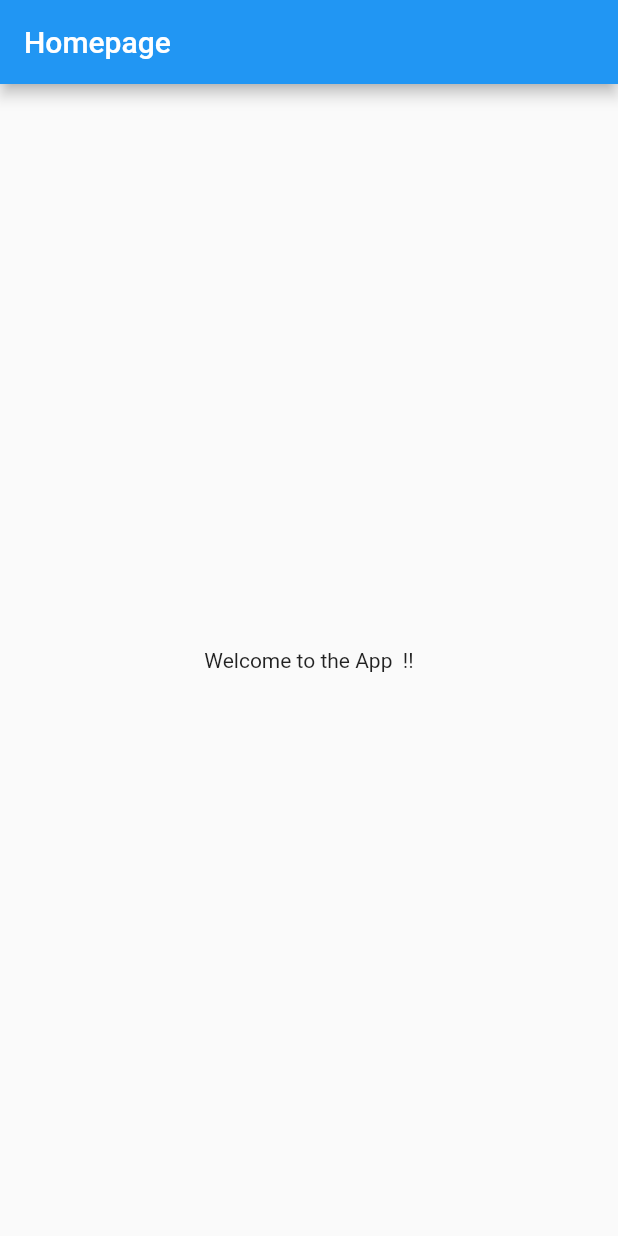
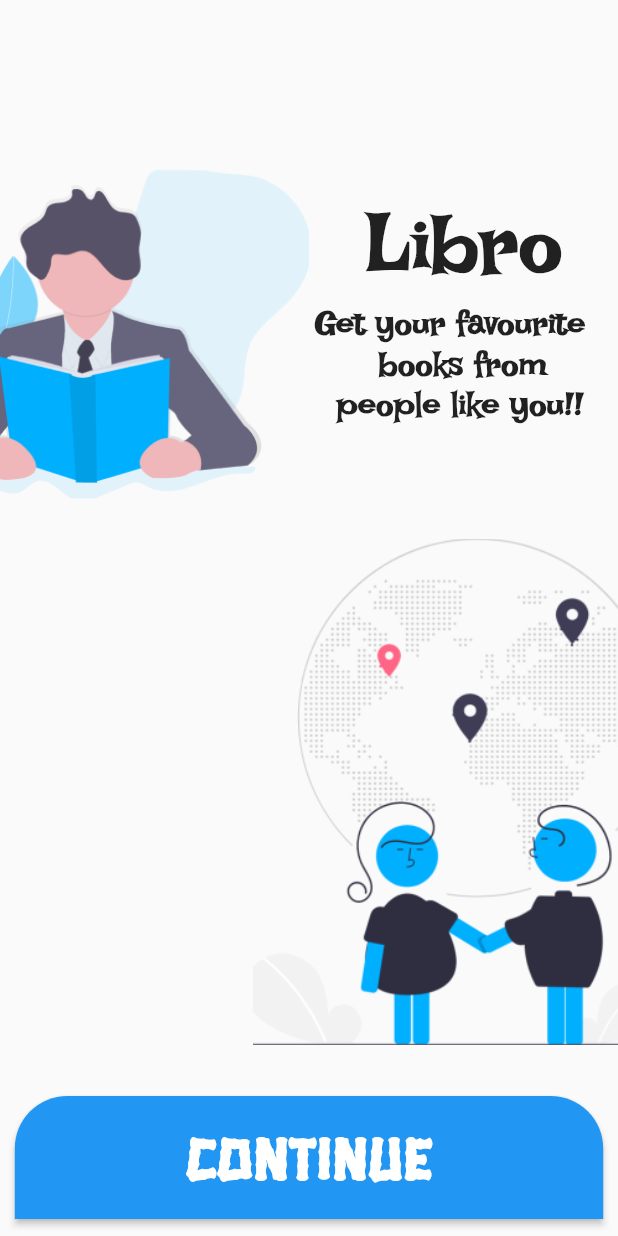
Before and after one commit to infiniteoverflow/Libro, a Flutter app: the screen it shows after launch, on a phone screen of 412 x 824 dp. Run offline on Flutter 3.47's test engine with Material 2 defaults, Android fonts, the phone set to English and light mode, and no system bars.

Commit message:
Added Introduction Screen (#12)
* Added Introduction Screen

* Added Introduction Screen

Co-authored-by: Sumit <didhatesumit@gmail.com>

```diff
--- /dev/null
+++ b/lib/Screens/intro_screen.dart
@@ -0,0 +1,99 @@
+import 'package:flutter/material.dart';
+
+class Introduction extends StatefulWidget{
+  @override
+  State<StatefulWidget> createState() {
+    return IntroductionState();
+  }
+}
+
+class IntroductionState extends State<Introduction>{
+  @override
+  Widget build(BuildContext context) {
+    return Scaffold(
+      body: Padding(
+            padding: const EdgeInsets.only(top: 50),
+            child: SingleChildScrollView(
+              child: Column(
+                children: [
+                  SizedBox(height:MediaQuery.of(context).size.height * 0.075),
+                  Row(
+                    crossAxisAlignment: CrossAxisAlignment.start,
+                    children: [
+                      Padding(
+                        padding: const EdgeInsets.only(top: 0,left: 00),
+                        child: Container(
+                          height: MediaQuery.of(context).size.height * 0.27,
+                          width: MediaQuery.of(context).size.width* 0.5,
+                          decoration: BoxDecoration(
+                              image: DecorationImage(
+                                image: AssetImage("assets/images/Reading 1.png"),
+                                fit: BoxFit.cover,
+                              )
+                          ),
+                        ),
+                      ),
+                      SizedBox(
+                        width: MediaQuery.of(context).size.width*0.01,
+                      ),
+                      Expanded(
+                        child: Column(
+                          crossAxisAlignment: CrossAxisAlignment.start,
+                          children: [
+                            SizedBox(height: MediaQuery.of(context).size.height * 0.02,),
+                            Align(
+                              alignment: Alignment(-0.050,-1.50),
+                              child: Text("Libro",
+                                style: TextStyle(fontWeight: FontWeight.bold,fontSize: 55, fontFamily: 'IrishGrover' ),),
+                            ),
+                            SizedBox(height: MediaQuery.of(context).size.height * 0.01,),
+                            Text("Get your favourite\n      books from\n  people like you!!",
+                              style: TextStyle(fontWeight: FontWeight.bold,fontSize: 22,fontFamily: 'IrishGrover'),)
+                          ],
+                        ),
+                      ),
+                    ],
+                  ),
+                  SizedBox(height:MediaQuery.of(context).size.height * 0.03),
+                  Row(
+                    mainAxisAlignment: MainAxisAlignment.end,
+                    children: [
+                      Container(
+                        height: MediaQuery.of(context).size.height * 0.41,
+                        width: MediaQuery.of(context).size.width* 0.59,
+                        decoration: BoxDecoration(
+                            image: DecorationImage(
+                              image: AssetImage("assets/images/Sharing 1.png"),
+                              fit: BoxFit.cover,
+                            )
+                        ),
+                      ),
+                    ],
+                  ),
+                  SizedBox(height:MediaQuery.of(context).size.height * 0.041),
+                  Container(
+                    child: RaisedButton(
+                      onPressed: (){
+                        debugPrint('Continue!!');
+                      },
+                      shape: RoundedRectangleBorder(
+                        borderRadius:BorderRadius.only(topLeft: Radius.circular(35.0),
+                            topRight: Radius.circular(35.0) )
+                      ),
+                      color: Colors.blue,
+                      padding: EdgeInsets.symmetric(vertical: 15, horizontal: 113.8),
+                      child: Text('CONTINUE',style: TextStyle(
+                        fontFamily: 'HanaleiFill',
+                        fontSize: 40.0,
+                        color: Colors.white
+                      ),),
+                    ),
+                  )
+
+                ],
+              ),
+            ),
+          ),
+    );
+  }
+}
--- a/lib/main.dart
+++ b/lib/main.dart
@@ -1,3 +1,4 @@
+import 'package:book_donation/Screens/intro_screen.dart';
 import 'package:flutter/material.dart';
 
 void main() {
@@ -12,7 +13,9 @@ class MyApp extends StatelessWidget {
       theme: ThemeData(
         primarySwatch: Colors.blue,
       ),
-      home: MyHomePage(title: 'Homepage'),
+      home: Introduction(),
+      debugShowCheckedModeBanner: false,
+      //home: MyHomePage(title: 'Homepage'),
     );
   }
 }
```
Also changed, not shown: pubspec.yaml (+12 -6 lines), assets/images/Reading 1.png (added), assets/images/Reading.png (added), assets/images/Sharing 1.png (added), assets/images/Sharing.png.png (added), 1 other file.
